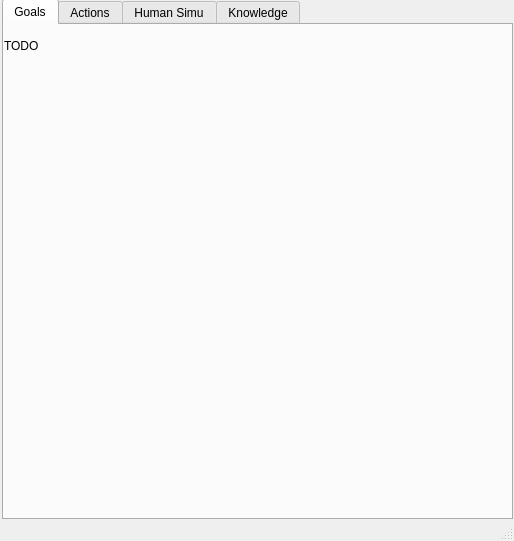
Old version of the form graphical_interface/ui/main_window.ui in the repository laas/supervisor.
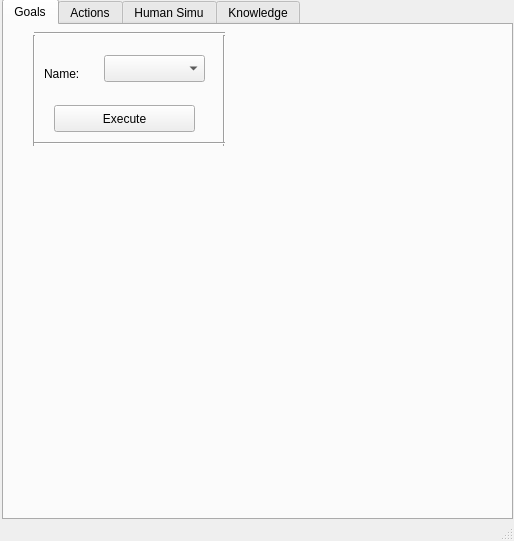
New version of the form. The open tabs and pages were chosen to show the change. Icons and pictures are not drawn.

Commit message: [graphical_interface] add a button to execute a goal

```diff
--- a/graphical_interface/ui/main_window.ui
+++ b/graphical_interface/ui/main_window.ui
@@ -46,17 +46,89 @@
      <widget class="QLabel" name="label">
       <property name="geometry">
        <rect>
-        <x>0</x>
+        <x>40</x>
+        <y>40</y>
+        <width>67</width>
+        <height>17</height>
+       </rect>
+      </property>
+      <property name="text">
+       <string>Name:</string>
+      </property>
+     </widget>
+     <widget class="QComboBox" name="comboBoxGoalName">
+      <property name="geometry">
+       <rect>
+        <x>100</x>
+        <y>30</y>
+        <width>101</width>
+        <height>27</height>
+       </rect>
+      </property>
+     </widget>
+     <widget class="QPushButton" name="pushButtonExecuteGoal">
+      <property name="geometry">
+       <rect>
+        <x>50</x>
+        <y>80</y>
+        <width>141</width>
+        <height>27</height>
+       </rect>
+      </property>
+      <property name="text">
+       <string>Execute</string>
+      </property>
+     </widget>
+     <widget class="Line" name="line_9">
+      <property name="geometry">
+       <rect>
+        <x>20</x>
+        <y>10</y>
+        <width>20</width>
+        <height>111</height>
+       </rect>
+      </property>
+      <property name="orientation">
+       <enum>Qt::Vertical</enum>
+      </property>
+     </widget>
+     <widget class="Line" name="line_10">
+      <property name="geometry">
+       <rect>
+        <x>210</x>
+        <y>10</y>
+        <width>20</width>
+        <height>111</height>
+       </rect>
+      </property>
+      <property name="orientation">
+       <enum>Qt::Vertical</enum>
+      </property>
+     </widget>
+     <widget class="Line" name="line_11">
+      <property name="geometry">
+       <rect>
+        <x>30</x>
         <y>0</y>
-        <width>201</width>
-        <height>41</height>
+        <width>191</width>
+        <height>16</height>
        </rect>
       </property>
-      <property name="text">
-       <string>TODO</string>
+      <property name="orientation">
+       <enum>Qt::Horizontal</enum>
       </property>
-      <property name="textFormat">
-       <enum>Qt::PlainText</enum>
+     </widget>
+     <widget class="Line" name="line_12">
+      <property name="geometry">
+       <rect>
+        <x>30</x>
+        <y>110</y>
+        <width>191</width>
+        <height>16</height>
+       </rect>
+      </property>
+      <property name="orientation">
+       <enum>Qt::Horizontal</enum>
       </property>
      </widget>
     </widget>
```
Left out of the diff: 4 changed lines with no effect on the pictures. The commit also changes 3 other files.
